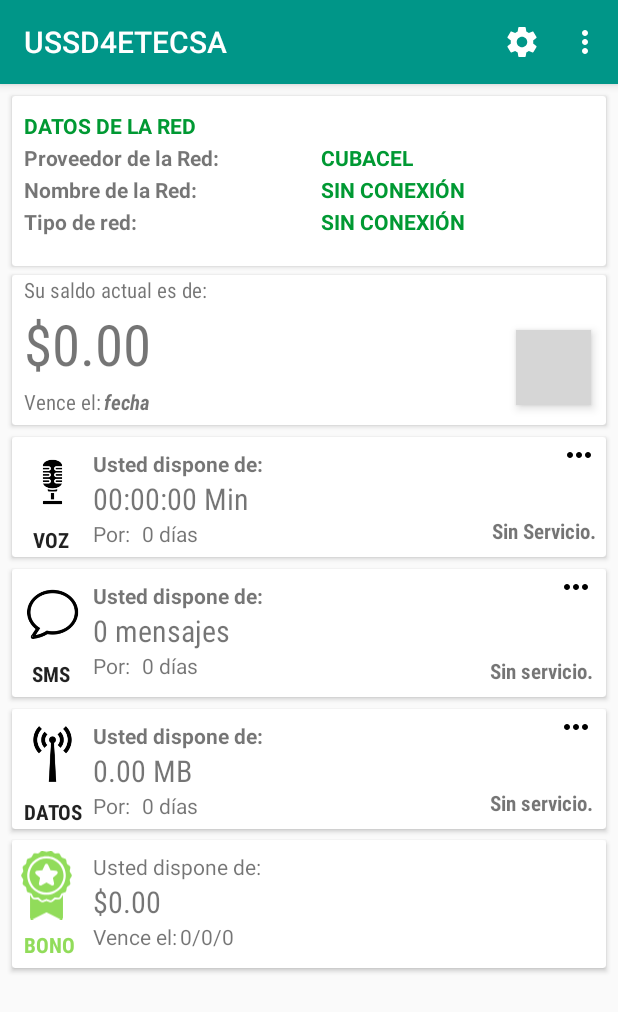
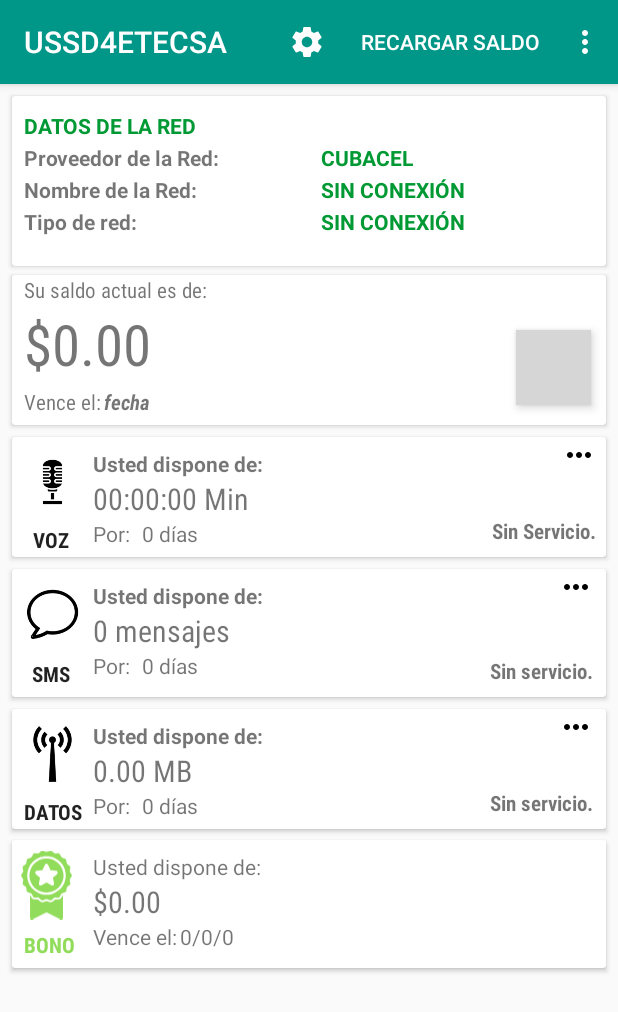
Before and after one commit to baaslaawe/USSD4ETECSA, an Android app: the screen it shows after launch (Principal), on a phone screen of 412 x 824 dp. Shown: the top 1012 px of the screen. Run offline under Robolectric (Android 15) with nearby library versions, the phone set to English and light mode, and no system bars; libraries missing offline, so code that uses them is left out: com.j256.ormlite; grey boxes are pictures that could not be loaded.

Commit message:
recargar saldo

```diff
--- a/app/src/main/res/menu/detail.xml
+++ b/app/src/main/res/menu/detail.xml
@@ -13,10 +13,10 @@
         android:orderInCategory="1"
         android:title="@string/config"
         app:showAsAction="ifRoom" />
-    <!--<item-->
-        <!--android:id="@+id/action_favorite"-->
-        <!--android:icon="@mipmap/ic_favorite"-->
-        <!--android:orderInCategory="2"-->
-        <!--android:title="@string/action_favorite"-->
-        <!--app:showAsAction="ifRoom" />-->
+    <item
+        android:id="@+id/action_favorite"
+
+        android:orderInCategory="2"
+        android:title="Recargar saldo"
+        app:showAsAction="ifRoom" />
 </menu>
```
